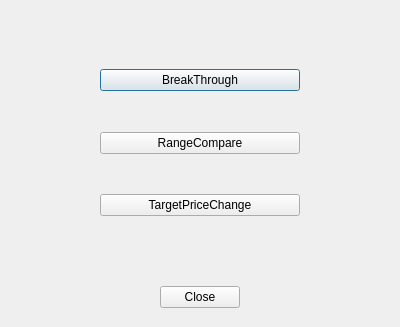
Qt form src/resource/algorithm.ui (woosook0127/Coin_ATS) before a commit.
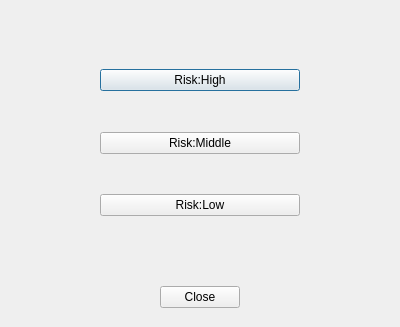
The same form after that commit.

Commit message: 2022-07-21 Trading algoritms are updated and run correctly. And UI is newly updated/

Diff of the .ui file:
```diff
--- a/src/resource/algorithm.ui
+++ b/src/resource/algorithm.ui
@@ -124,7 +124,7 @@
            </size>
           </property>
           <property name="text">
-           <string>BreakThrough</string>
+           <string>Risk:High</string>
           </property>
          </widget>
         </item>
@@ -144,7 +144,7 @@
         <item row="3" column="1">
          <widget class="QPushButton" name="Algorithm2Button">
           <property name="text">
-           <string>RangeCompare</string>
+           <string>Risk:Middle</string>
           </property>
          </widget>
         </item>
@@ -177,7 +177,7 @@
         <item row="5" column="1">
          <widget class="QPushButton" name="Algorithm3Button">
           <property name="text">
-           <string>TargetPriceChange</string>
+           <string>Risk:Low</string>
           </property>
          </widget>
         </item>
```
The commit also changes 4 other files.
